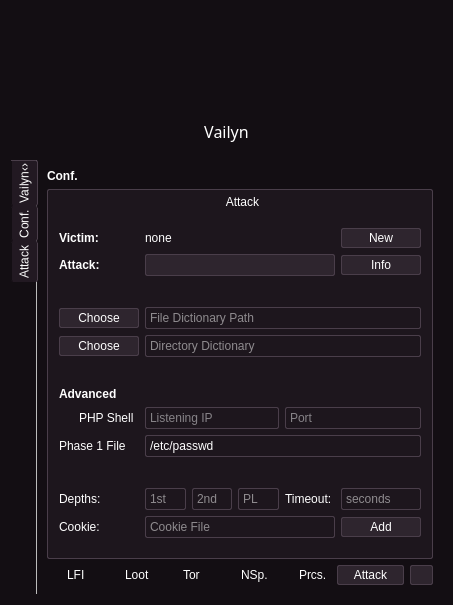
The window that core/qt5/Main.ui (VainlyStrain/Vailyn) describes before a commit, drawn with Qt 5.
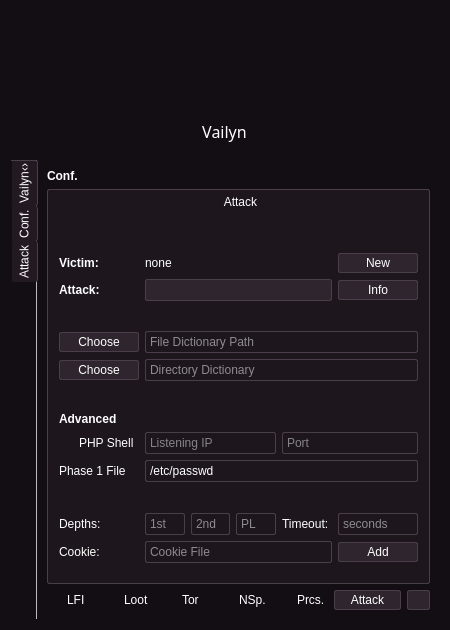
The same window after the commit. Icons and pictures are not drawn.

Patch:
```diff
--- a/core/qt5/Main.ui
+++ b/core/qt5/Main.ui
@@ -6,8 +6,8 @@
    <rect>
     <x>0</x>
     <y>0</y>
-    <width>453</width>
-    <height>605</height>
+    <width>450</width>
+    <height>630</height>
    </rect>
   </property>
   <property name="sizePolicy">
@@ -1342,49 +1342,7 @@
                       <property name="rightMargin">
                        <number>0</number>
                       </property>
-                      <item row="9" column="2">
-                       <spacer name="verticalSpacer_5">
-                        <property name="orientation">
-                         <enum>Qt::Vertical</enum>
-                        </property>
-                        <property name="sizeHint" stdset="0">
-                         <size>
-                          <width>20</width>
-                          <height>40</height>
-                         </size>
-                        </property>
-                       </spacer>
-                      </item>
-                      <item row="7" column="4" colspan="2">
-                       <widget class="QLineEdit" name="portEdit">
-                        <property name="enabled">
-                         <bool>false</bool>
-                        </property>
-                        <property name="toolTip">
-                         <string>&lt;html&gt;&lt;head/&gt;&lt;body&gt;&lt;p&gt;Port listening for a reverse shell.&lt;/p&gt;&lt;/body&gt;&lt;/html&gt;</string>
-                        </property>
-                        <property name="text">
-                         <string/>
-                        </property>
-                        <property name="placeholderText">
-                         <string>Port</string>
-                        </property>
-                       </widget>
-                      </item>
-                      <item row="7" column="1" colspan="3">
-                       <widget class="QLineEdit" name="ipEdit">
-                        <property name="enabled">
-                         <bool>false</bool>
-                        </property>
-                        <property name="toolTip">
-                         <string>&lt;html&gt;&lt;head/&gt;&lt;body&gt;&lt;p&gt;IP listening for a reverse shell.&lt;/p&gt;&lt;/body&gt;&lt;/html&gt;</string>
-                        </property>
-                        <property name="placeholderText">
-                         <string>Listening IP</string>
-                        </property>
-                       </widget>
-                      </item>
-                      <item row="0" column="5">
+                      <item row="1" column="5">
                        <widget class="QPushButton" name="newTargetButton">
                         <property name="toolTip">
                          <string>&lt;html&gt;&lt;head/&gt;&lt;body&gt;&lt;p&gt;Define the attack target.&lt;/p&gt;&lt;/body&gt;&lt;/html&gt;</string>
@@ -1398,17 +1356,7 @@
                         </property>
                        </widget>
                       </item>
-                      <item row="4" column="0">
-                       <widget class="QPushButton" name="dirDictButton">
-                        <property name="toolTip">
-                         <string>&lt;html&gt;&lt;head/&gt;&lt;body&gt;&lt;p&gt;Specify a dictionary containing directory names.&lt;/p&gt;&lt;/body&gt;&lt;/html&gt;</string>
-                        </property>
-                        <property name="text">
-                         <string>Choose</string>
-                        </property>
-                       </widget>
-                      </item>
-                      <item row="7" column="0">
+                      <item row="8" column="0">
                        <widget class="QCheckBox" name="shellBox">
                         <property name="toolTip">
                          <string>&lt;html&gt;&lt;head/&gt;&lt;body&gt;&lt;p&gt;Try to obtain a reverse shell by Log Poisoning &amp; wrappers.&lt;/p&gt;&lt;/body&gt;&lt;/html&gt;</string>
@@ -1418,15 +1366,8 @@
                         </property>
                        </widget>
                       </item>
-                      <item row="10" column="4">
-                       <widget class="QLabel" name="label_2">
-                        <property name="text">
-                         <string>Timeout: </string>
-                        </property>
-                       </widget>
-                      </item>
-                      <item row="1" column="0">
-                       <widget class="QLabel" name="attackTypeTitle">
+                      <item row="7" column="0">
+                       <widget class="QLabel" name="advancedLabel">
                         <property name="sizePolicy">
                          <sizepolicy hsizetype="Preferred" vsizetype="Fixed">
                           <horstretch>0</horstretch>
@@ -1440,64 +1381,34 @@
                          </font>
                         </property>
                         <property name="text">
-                         <string>Attack: </string>
+                         <string>Advanced</string>
                         </property>
                        </widget>
                       </item>
-                      <item row="0" column="1" colspan="4">
-                       <widget class="QLabel" name="victimDisplayLabel">
-                        <property name="sizePolicy">
-                         <sizepolicy hsizetype="Ignored" vsizetype="Fixed">
-                          <horstretch>0</horstretch>
-                          <verstretch>0</verstretch>
-                         </sizepolicy>
+                      <item row="9" column="1" colspan="5">
+                       <widget class="QLineEdit" name="vlnFileInput">
+                        <property name="toolTip">
+                         <string>&lt;html&gt;&lt;head/&gt;&lt;body&gt;&lt;p&gt;File to be checked for during Vulnerability Analysis.&lt;/p&gt;&lt;/body&gt;&lt;/html&gt;</string>
                         </property>
                         <property name="text">
-                         <string>none</string>
+                         <string>/etc/passwd</string>
                         </property>
-                        <property name="wordWrap">
-                         <bool>true</bool>
-                        </property>
                        </widget>
                       </item>
-                      <item row="4" column="1" colspan="5">
-                       <widget class="QLineEdit" name="dirDictDisplay">
-                        <property name="placeholderText">
-                         <string>Directory Dictionary</string>
-                        </property>
-                       </widget>
-                      </item>
-                      <item row="11" column="0">
+                      <item row="12" column="0">
                        <widget class="QLabel" name="label_7">
                         <property name="text">
                          <string>Cookie: </string>
                         </property>
                        </widget>
                       </item>
-                      <item row="3" column="1" colspan="5">
-                       <widget class="QLineEdit" name="fileDictDisplay">
-                        <property name="placeholderText">
-                         <string>File Dictionary Path</string>
-                        </property>
-                       </widget>
-                      </item>
-                      <item row="10" column="3">
-                       <widget class="QLineEdit" name="phase2PLevel">
+                      <item row="2" column="5">
+                       <widget class="QPushButton" name="infoButton">
                         <property name="toolTip">
-                         <string>&lt;html&gt;&lt;head/&gt;&lt;body&gt;&lt;p&gt;Permutation Level of the Exploitation Phase.&lt;/p&gt;&lt;/body&gt;&lt;/html&gt;</string>
-                        </property>
-                        <property name="placeholderText">
-                         <string>PL</string>
-                        </property>
-                       </widget>
-                      </item>
-                      <item row="11" column="5">
-                       <widget class="QPushButton" name="addCookieButton">
-                        <property name="toolTip">
-                         <string>&lt;html&gt;&lt;head/&gt;&lt;body&gt;&lt;p&gt;Add an authentication cookie to bypass login screens.&lt;/p&gt;&lt;/body&gt;&lt;/html&gt;</string>
+                         <string>&lt;html&gt;&lt;head/&gt;&lt;body&gt;&lt;p&gt;Show description of the currenly selected attack.&lt;/p&gt;&lt;/body&gt;&lt;/html&gt;</string>
                         </property>
                         <property name="text">
-                         <string>Add</string>
+                         <string>Info</string>
                         </property>
                         <property name="icon">
                          <iconset>
@@ -1505,27 +1416,27 @@
                         </property>
                        </widget>
                       </item>
-                      <item row="11" column="1" colspan="4">
+                      <item row="8" column="1" colspan="3">
+                       <widget class="QLineEdit" name="ipEdit">
+                        <property name="enabled">
+                         <bool>false</bool>
+                        </property>
+                        <property name="toolTip">
+                         <string>&lt;html&gt;&lt;head/&gt;&lt;body&gt;&lt;p&gt;IP listening for a reverse shell.&lt;/p&gt;&lt;/body&gt;&lt;/html&gt;</string>
+                        </property>
+                        <property name="placeholderText">
+                         <string>Listening IP</string>
+                        </property>
+                       </widget>
+                      </item>
+                      <item row="12" column="1" colspan="4">
                        <widget class="QLineEdit" name="cookieDisplay">
                         <property name="placeholderText">
                          <string>Cookie File</string>
                         </property>
                        </widget>
                       </item>
-                      <item row="5" column="1">
-                       <spacer name="verticalSpacer_3">
-                        <property name="orientation">
-                         <enum>Qt::Vertical</enum>
-                        </property>
-                        <property name="sizeHint" stdset="0">
-                         <size>
-                          <width>20</width>
-                          <height>40</height>
-                         </size>
-                        </property>
-                       </spacer>
-                      </item>
-                      <item row="0" column="0">
+                      <item row="1" column="0">
                        <widget class="QLabel" name="victimTitle">
                         <property name="sizePolicy">
                          <sizepolicy hsizetype="Preferred" vsizetype="Fixed">
@@ -1544,27 +1455,43 @@
                         </property>
                        </widget>
                       </item>
-                      <item row="2" column="1">
-                       <spacer name="verticalSpacer_4">
-                        <property name="orientation">
-                         <enum>Qt::Vertical</enum>
+                      <item row="11" column="2">
+                       <widget class="QLineEdit" name="phase2Depth">
+                        <property name="toolTip">
+                         <string>&lt;html&gt;&lt;head/&gt;&lt;body&gt;&lt;p&gt;Lookup Depth of the Exploitation phase.&lt;/p&gt;&lt;/body&gt;&lt;/html&gt;</string>
                         </property>
-                        <property name="sizeHint" stdset="0">
-                         <size>
-                          <width>20</width>
-                          <height>40</height>
-                         </size>
+                        <property name="placeholderText">
+                         <string>2nd</string>
                         </property>
-                       </spacer>
+                       </widget>
                       </item>
-                      <item row="10" column="0">
+                      <item row="2" column="0">
+                       <widget class="QLabel" name="attackTypeTitle">
+                        <property name="sizePolicy">
+                         <sizepolicy hsizetype="Preferred" vsizetype="Fixed">
+                          <horstretch>0</horstretch>
+                          <verstretch>0</verstretch>
+                         </sizepolicy>
+                        </property>
+                        <property name="font">
+                         <font>
+                          <weight>75</weight>
+                          <bold>true</bold>
+                         </font>
+                        </property>
+                        <property name="text">
+                         <string>Attack: </string>
+                        </property>
+                       </widget>
+                      </item>
+                      <item row="11" column="0">
                        <widget class="QLabel" name="label_6">
                         <property name="text">
                          <string>Depths: </string>
                         </property>
                        </widget>
                       </item>
-                      <item row="10" column="5">
+                      <item row="11" column="5">
                        <widget class="QLineEdit" name="timeoutEdit">
                         <property name="maximumSize">
                          <size>
@@ -1581,19 +1508,35 @@
                        </widget>
                       </item>
                       <item row="1" column="1" colspan="4">
-                       <widget class="QComboBox" name="attackOption"/>
+                       <widget class="QLabel" name="victimDisplayLabel">
+                        <property name="sizePolicy">
+                         <sizepolicy hsizetype="Ignored" vsizetype="Fixed">
+                          <horstretch>0</horstretch>
+                          <verstretch>0</verstretch>
+                         </sizepolicy>
+                        </property>
+                        <property name="text">
+                         <string>none</string>
+                        </property>
+                        <property name="wordWrap">
+                         <bool>true</bool>
+                        </property>
+                       </widget>
                       </item>
                       <item row="10" column="2">
-                       <widget class="QLineEdit" name="phase2Depth">
-                        <property name="toolTip">
-                         <string>&lt;html&gt;&lt;head/&gt;&lt;body&gt;&lt;p&gt;Lookup Depth of the Exploitation phase.&lt;/p&gt;&lt;/body&gt;&lt;/html&gt;</string>
+                       <spacer name="verticalSpacer_5">
+                        <property name="orientation">
+                         <enum>Qt::Vertical</enum>
                         </property>
-                        <property name="placeholderText">
-                         <string>2nd</string>
+                        <property name="sizeHint" stdset="0">
+                         <size>
+                          <width>20</width>
+                          <height>40</height>
+                         </size>
                         </property>
-                       </widget>
+                       </spacer>
                       </item>
-                      <item row="3" column="0">
+                      <item row="4" column="0">
                        <widget class="QPushButton" name="fileDictButton">
                         <property name="toolTip">
                          <string>&lt;html&gt;&lt;head/&gt;&lt;body&gt;&lt;p&gt;Specify a dictionary containing filenames.&lt;/p&gt;&lt;/body&gt;&lt;/html&gt;</string>
@@ -1603,39 +1546,87 @@
                         </property>
                        </widget>
                       </item>
-                      <item row="8" column="0">
+                      <item row="5" column="1" colspan="5">
+                       <widget class="QLineEdit" name="dirDictDisplay">
+                        <property name="placeholderText">
+                         <string>Directory Dictionary</string>
+                        </property>
+                       </widget>
+                      </item>
+                      <item row="11" column="4">
+                       <widget class="QLabel" name="label_2">
+                        <property name="text">
+                         <string>Timeout: </string>
+                        </property>
+                       </widget>
+                      </item>
+                      <item row="2" column="1" colspan="4">
+                       <widget class="QComboBox" name="attackOption"/>
+                      </item>
+                      <item row="12" column="5">
+                       <widget class="QPushButton" name="addCookieButton">
+                        <property name="toolTip">
+                         <string>&lt;html&gt;&lt;head/&gt;&lt;body&gt;&lt;p&gt;Add an authentication cookie to bypass login screens.&lt;/p&gt;&lt;/body&gt;&lt;/html&gt;</string>
+                        </property>
+                        <property name="text">
+                         <string>Add</string>
+                        </property>
+                        <property name="icon">
+                         <iconset>
+                          <normaloff>icons/add.svg</normaloff>icons/add.svg</iconset>
+                        </property>
+                       </widget>
+                      </item>
+                      <item row="3" column="1">
+                       <spacer name="verticalSpacer_4">
+                        <property name="orientation">
+                         <enum>Qt::Vertical</enum>
+                        </property>
+                        <property name="sizeHint" stdset="0">
+                         <size>
+                          <width>20</width>
+                          <height>40</height>
+                         </size>
+                        </property>
+                       </spacer>
+                      </item>
+                      <item row="5" column="0">
+                       <widget class="QPushButton" name="dirDictButton">
+                        <property name="toolTip">
+                         <string>&lt;html&gt;&lt;head/&gt;&lt;body&gt;&lt;p&gt;Specify a dictionary containing directory names.&lt;/p&gt;&lt;/body&gt;&lt;/html&gt;</string>
+                        </property>
+                        <property name="text">
+                         <string>Choose</string>
+                        </property>
+                       </widget>
+                      </item>
+                      <item row="9" column="0">
                        <widget class="QLabel" name="label_5">
                         <property name="text">
                          <string>Phase 1 File</string>
                         </property>
                        </widget>
                       </item>
-                      <item row="6" column="0">
-                       <widget class="QLabel" name="advancedLabel">
-                        <property name="sizePolicy">
-                         <sizepolicy hsizetype="Preferred" vsizetype="Fixed">
-                          <horstretch>0</horstretch>
-                          <verstretch>0</verstretch>
-                         </sizepolicy>
+                      <item row="6" column="1">
+                       <spacer name="verticalSpacer_3">
+                        <property name="orientation">
+                         <enum>Qt::Vertical</enum>
                         </property>
-                        <property name="font">
-                         <font>
-                          <weight>75</weight>
-                          <bold>true</bold>
-                         </font>
+                        <property name="sizeHint" stdset="0">
+                         <size>
+                          <width>20</width>
+                          <height>40</height>
+                         </size>
                         </property>
-                        <property name="text">
-                         <string>Advanced</string>
-                        </property>
-                       </widget>
+                       </spacer>
                       </item>
-                      <item row="1" column="5">
-                       <widget class="QPushButton" name="infoButton">
+                      <item row="11" column="3">
+                       <widget class="QLineEdit" name="phase2PLevel">
                         <property name="toolTip">
                          <string>&lt;html&gt;&lt;head/&gt;&lt;body&gt;&lt;p&gt;Show description of the currenly selected attack.&lt;/p&gt;&lt;/body&gt;&lt;/html&gt;</string>
                         </property>
-                        <property name="text">
-                         <string>Info</string>
+                        <property name="placeholderText">
+                         <string>PL</string>
                         </property>
                         <property name="icon">
                          <iconset>
@@ -1643,17 +1634,23 @@
                         </property>
                        </widget>
                       </item>
-                      <item row="8" column="1" colspan="5">
-                       <widget class="QLineEdit" name="vlnFileInput">
+                      <item row="8" column="4" colspan="2">
+                       <widget class="QLineEdit" name="portEdit">
+                        <property name="enabled">
+                         <bool>false</bool>
+                        </property>
                         <property name="toolTip">
                          <string>&lt;html&gt;&lt;head/&gt;&lt;body&gt;&lt;p&gt;File to be checked for during Vulnerability Analysis.&lt;/p&gt;&lt;/body&gt;&lt;/html&gt;</string>
                         </property>
                         <property name="text">
-                         <string>/etc/passwd</string>
+                         <string/>
                         </property>
+                        <property name="placeholderText">
+                         <string>Port</string>
+                        </property>
                        </widget>
                       </item>
-                      <item row="10" column="1">
+                      <item row="11" column="1">
                        <widget class="QLineEdit" name="phase1Depth">
                         <property name="toolTip">
                          <string>&lt;html&gt;&lt;head/&gt;&lt;body&gt;&lt;p&gt;Lookup Depth of the Vulnerability Analysis phase.&lt;/p&gt;&lt;/body&gt;&lt;/html&gt;</string>
@@ -1663,6 +1660,26 @@
                         </property>
                        </widget>
                       </item>
+                      <item row="4" column="1" colspan="5">
+                       <widget class="QLineEdit" name="fileDictDisplay">
+                        <property name="placeholderText">
+                         <string>File Dictionary Path</string>
+                        </property>
+                       </widget>
+                      </item>
+                      <item row="0" column="1">
+                       <spacer name="verticalSpacer_7">
+                        <property name="orientation">
+                         <enum>Qt::Vertical</enum>
+                        </property>
+                        <property name="sizeHint" stdset="0">
+                         <size>
+                          <width>20</width>
+                          <height>40</height>
+                         </size>
+                        </property>
+                       </spacer>
+                      </item>
                      </layout>
                     </widget>
                    </item>
```
Left out of the diff: 10 changed lines with no effect on the pictures.
